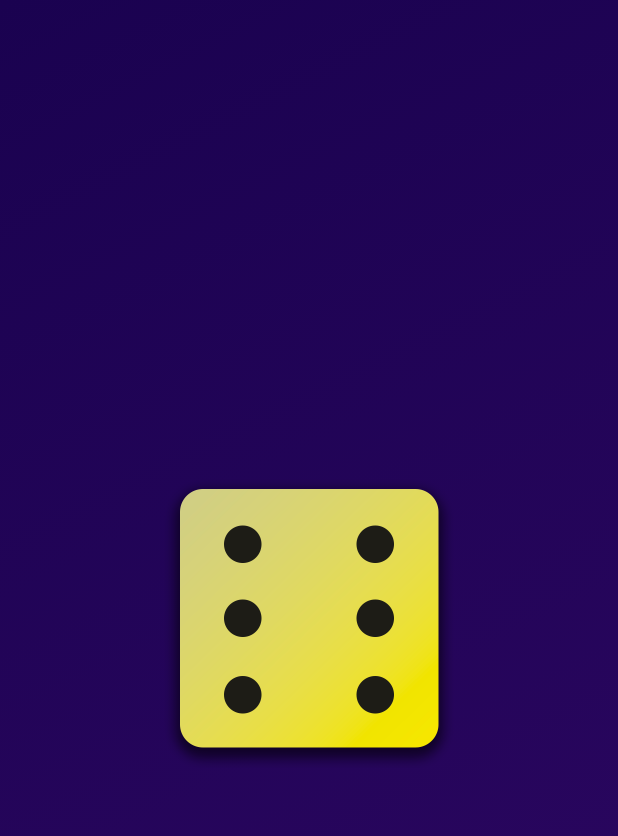
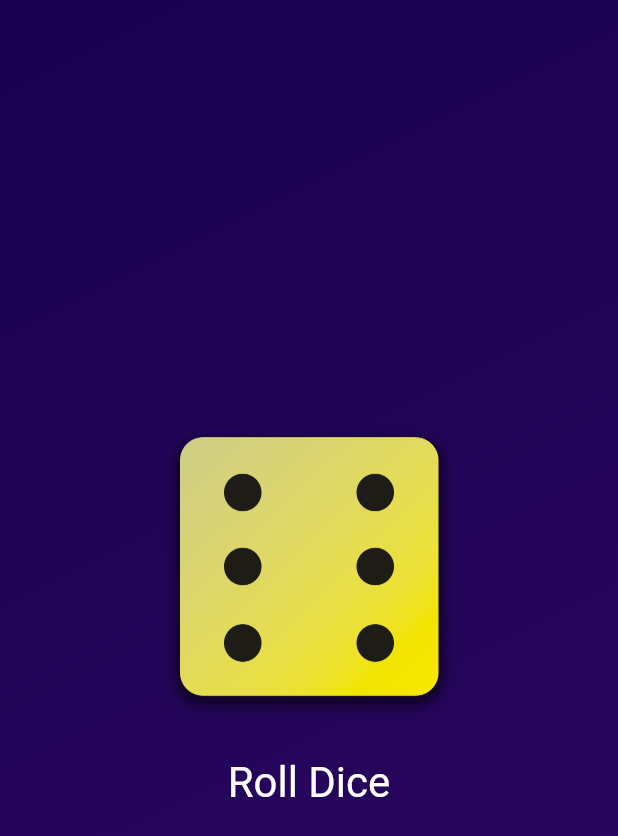
Before and after one commit to N0T1V4G0/rolldice, a Flutter app: the screen it shows after launch, on a phone screen of 412 x 824 dp. Shown: the top 836 px of the screen. Run offline on Flutter 3.47's test engine with Material 2 defaults, Android fonts, the phone set to English and light mode, and no system bars.

Commit message:
feat: add rolldice button

```diff
--- a/lib/gradient_container.dart
+++ b/lib/gradient_container.dart
@@ -4,6 +4,8 @@ class GradientContainer extends StatelessWidget {
   const GradientContainer(this.colors, {super.key});
 
   final List<Color> colors;
+
+  void rollDice() {}
 
   @override
   Widget build(BuildContext context) {
@@ -16,9 +18,27 @@ class GradientContainer extends StatelessWidget {
         ),
       ),
       child: Center(
-        child: Image.asset(
-          'assets/images/dice-6.png',
-          width: 200,
+        child: Column(
+          mainAxisSize: MainAxisSize.min,
+          children: [
+            Image.asset(
+              'assets/images/dice-6.png',
+              width: 200,
+            ),
+            const SizedBox(
+              height: 20,
+            ),
+            TextButton(
+              style: TextButton.styleFrom(
+                foregroundColor: Colors.white,
+                textStyle: const TextStyle(
+                  fontSize: 28,
+                ),
+              ),
+              onPressed: rollDice,
+              child: const Text('Roll Dice'),
+            )
+          ],
         ),
       ),
     );
```
